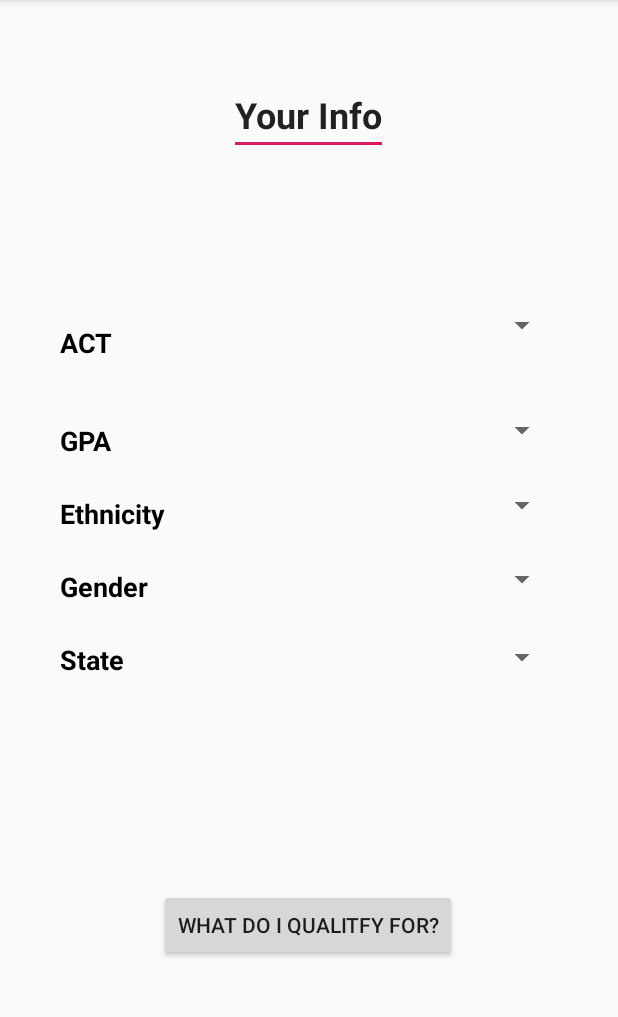
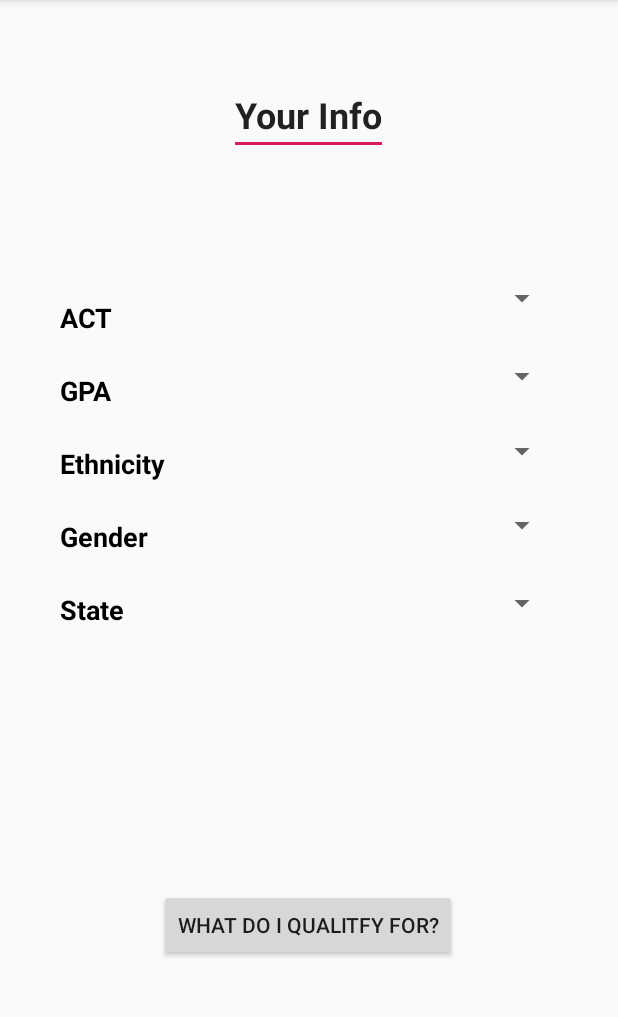
Before and after one commit to guillermo31/ScholarShare, an Android app: the activity_user_input screen opened directly, with no data from a screen before it, on a phone screen of 412 x 824 dp, the part 84-1101 px from its top. Run offline under Robolectric (Android 15) with nearby library versions, the phone set to English and light mode, and no system bars; our stand-ins replace Firebase (no records; nobody signed in at launch, a user with empty details on screens opened directly).

Commit message:
fixed constraints, but didn't completely know if I should send it to master yet.

```diff
--- a/app/src/main/res/layout/activity_user_input.xml
+++ b/app/src/main/res/layout/activity_user_input.xml
@@ -30,13 +30,13 @@
         android:layout_height="wrap_content"
         android:layout_marginStart="40dp"
         android:layout_marginLeft="40dp"
-        android:layout_marginBottom="24dp"
+        android:layout_marginTop="24dp"
         android:text="Ethnicity"
         android:textColor="@color/common_google_signin_btn_text_dark_focused"
         android:textSize="18sp"
         android:textStyle="bold"
-        app:layout_constraintBottom_toTopOf="@+id/GenderLabel"
-        app:layout_constraintStart_toStartOf="parent" />
+        app:layout_constraintStart_toStartOf="parent"
+        app:layout_constraintTop_toBottomOf="@+id/GPALabel" />
 
     <TextView
         android:id="@+id/GPALabel"
@@ -44,13 +44,13 @@
         android:layout_height="wrap_content"
         android:layout_marginStart="40dp"
         android:layout_marginLeft="40dp"
-        android:layout_marginBottom="24dp"
+        android:layout_marginTop="24dp"
         android:text="GPA"
         android:textColor="@color/common_google_signin_btn_text_dark_focused"
         android:textSize="18sp"
         android:textStyle="bold"
-        app:layout_constraintBottom_toTopOf="@+id/EthnicityLabel"
-        app:layout_constraintStart_toStartOf="parent" />
+        app:layout_constraintStart_toStartOf="parent"
+        app:layout_constraintTop_toBottomOf="@+id/ACTLabel" />
 
     <TextView
         android:id="@+id/ACTLabel"
@@ -59,12 +59,10 @@
         android:layout_marginStart="40dp"
         android:layout_marginLeft="40dp"
         android:layout_marginTop="199dp"
-        android:layout_marginBottom="24dp"
         android:text="@string/act"
         android:textColor="@color/common_google_signin_btn_text_dark_focused"
         android:textSize="18sp"
         android:textStyle="bold"
-        app:layout_constraintBottom_toTopOf="@+id/GPALabel"
         app:layout_constraintStart_toStartOf="parent"
         app:layout_constraintTop_toTopOf="parent" />
 
@@ -74,13 +72,13 @@
         android:layout_height="wrap_content"
         android:layout_marginStart="40dp"
         android:layout_marginLeft="40dp"
-        android:layout_marginBottom="24dp"
+        android:layout_marginTop="24dp"
         android:text="Gender"
         android:textColor="@color/common_google_signin_btn_text_dark_focused"
         android:textSize="18sp"
         android:textStyle="bold"
-        app:layout_constraintBottom_toTopOf="@+id/StateLabel"
-        app:layout_constraintStart_toStartOf="parent" />
+        app:layout_constraintStart_toStartOf="parent"
+        app:layout_constraintTop_toBottomOf="@+id/EthnicityLabel" />
 
     <TextView
         android:id="@+id/StateLabel"
@@ -88,13 +86,13 @@
         android:layout_height="wrap_content"
         android:layout_marginStart="40dp"
         android:layout_marginLeft="40dp"
-        android:layout_marginBottom="316dp"
+        android:layout_marginTop="24dp"
         android:text="State"
         android:textColor="@color/common_google_signin_btn_text_dark_focused"
         android:textSize="18sp"
         android:textStyle="bold"
-        app:layout_constraintBottom_toBottomOf="parent"
-        app:layout_constraintStart_toStartOf="parent" />
+        app:layout_constraintStart_toStartOf="parent"
+        app:layout_constraintTop_toBottomOf="@+id/GenderLabel" />
 
     <Spinner
         android:id="@+id/ACTDropDown"
@@ -103,9 +101,7 @@
         android:layout_marginTop="81dp"
         android:layout_marginEnd="40dp"
         android:layout_marginRight="40dp"
-        android:layout_marginBottom="24dp"
         android:spinnerMode="dropdown"
-        app:layout_constraintBottom_toTopOf="@+id/GPADropDown"
         app:layout_constraintEnd_toEndOf="parent"
         app:layout_constraintTop_toBottomOf="@+id/Title" />
 
@@ -113,41 +109,41 @@
         android:id="@+id/GPADropDown"
         android:layout_width="136dp"
         android:layout_height="28dp"
+        android:layout_marginTop="24dp"
         android:layout_marginEnd="40dp"
         android:layout_marginRight="40dp"
-        android:layout_marginBottom="24dp"
-        app:layout_constraintBottom_toTopOf="@+id/EthnicityDropDown"
-        app:layout_constraintEnd_toEndOf="parent" />
+        app:layout_constraintEnd_toEndOf="parent"
+        app:layout_constraintTop_toBottomOf="@+id/ACTDropDown" />
 
     <Spinner
         android:id="@+id/EthnicityDropDown"
         android:layout_width="136dp"
         android:layout_height="23dp"
+        android:layout_marginTop="24dp"
         android:layout_marginEnd="40dp"
         android:layout_marginRight="40dp"
-        android:layout_marginBottom="24dp"
-        app:layout_constraintBottom_toTopOf="@+id/GenderDropDown"
-        app:layout_constraintEnd_toEndOf="parent" />
+        app:layout_constraintEnd_toEndOf="parent"
+        app:layout_constraintTop_toBottomOf="@+id/GPADropDown" />
 
     <Spinner
         android:id="@+id/GenderDropDown"
         android:layout_width="136dp"
         android:layout_height="28dp"
+        android:layout_marginTop="24dp"
         android:layout_marginEnd="40dp"
         android:layout_marginRight="40dp"
-        android:layout_marginBottom="24dp"
-        app:layout_constraintBottom_toTopOf="@+id/StateDropDown"
-        app:layout_constraintEnd_toEndOf="parent" />
+        app:layout_constraintEnd_toEndOf="parent"
+        app:layout_constraintTop_toBottomOf="@+id/EthnicityDropDown" />
 
     <Spinner
         android:id="@+id/StateDropDown"
         android:layout_width="136dp"
         android:layout_height="28dp"
+        android:layout_marginTop="24dp"
         android:layout_marginEnd="40dp"
         android:layout_marginRight="40dp"
-        android:layout_marginBottom="316dp"
-        app:layout_constraintBottom_toBottomOf="parent"
-        app:layout_constraintEnd_toEndOf="parent" />
+        app:layout_constraintEnd_toEndOf="parent"
+        app:layout_constraintTop_toBottomOf="@+id/GenderDropDown" />
 
     <Button
         android:id="@+id/SearchButton"
```
